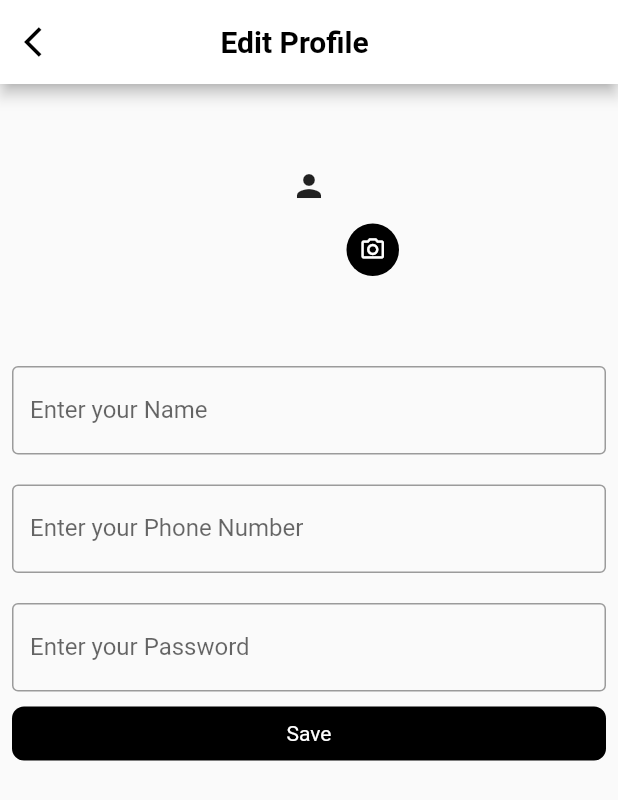
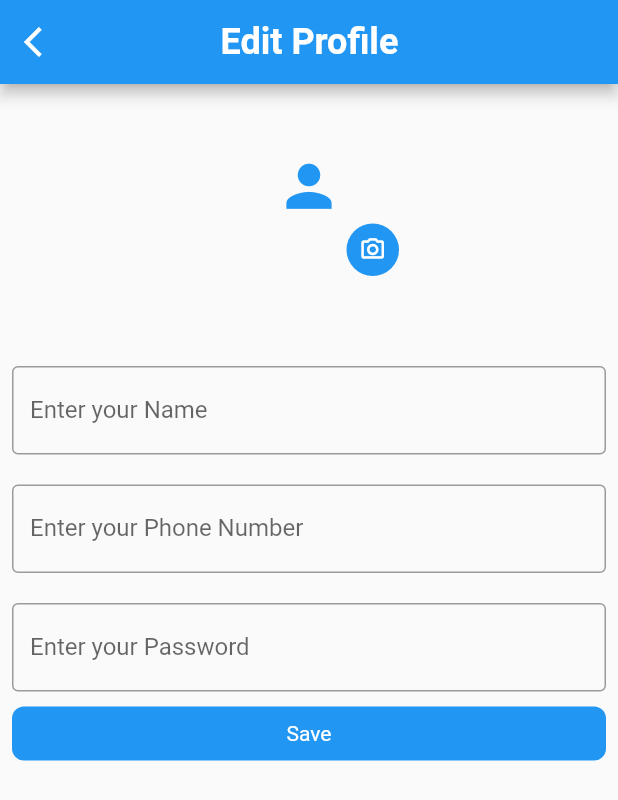
Before and after one commit to Pranikaa/Eyephoria, a Flutter app: the UpdateProfilePage screen opened directly, on a phone screen of 412 x 824 dp. Shown: the top 800 px of the screen. Run offline on Flutter 3.47's test engine with Material 2 defaults, Android fonts, the phone set to English and light mode, and no system bars; our stand-ins replace badges, flutter_slidable, get, image_picker, localstorage, shared_preferences; missing offline and left inert: tabnavigator; accounts and stored records are empty; network calls fail; Roboto replaces fonts that are missing (Segoe UI).

Commit message:
edit profile button and edit profile page

```diff
--- a/lib/components/my_button.dart
+++ b/lib/components/my_button.dart
@@ -13,13 +13,13 @@ class MyButton extends StatelessWidget {
       child: Container(
           decoration: BoxDecoration(
             borderRadius: BorderRadius.circular(8),
-            color: Colors.black,
+            color: Colors.blue,
           ),
           width: double.infinity,
           child: Center(
             child: Padding(
               padding: const EdgeInsets.all(10),
-              child: Text(text, style: const TextStyle(color: Colors.white)),
+              child: Text(text, style: const TextStyle(color: Colors.white),),
             ),
           )),
     );
--- a/lib/pages/profile/update_profile.dart
+++ b/lib/pages/profile/update_profile.dart
@@ -26,19 +26,23 @@ class UpdateProfilePage extends StatelessWidget {
         leading: IconButton(
           onPressed:()=>Get.back,
           icon: const Icon(Icons.arrow_back_ios,
-          color: Colors.black,),),
+          color: Colors.white,),),
         title:  const Padding(
           padding: EdgeInsets.only(left: 75),
-          child: Text("Edit Profile",
-            style: TextStyle(
-              fontSize: 20,
-              color: primaryColor,
-              fontWeight: FontWeight.bold
-            ),),
+           child: Text(
+                        'Edit Profile',
+                           style: TextStyle(
+                           fontFamily: 'Segoe UI',
+                           fontSize: 24,
+                           color: Colors.white,
+                           fontWeight: FontWeight.w700,
+                        ),
+                           softWrap: false,
+                        ),),
         ),
 
-        backgroundColor: Colors.white,
-      ),
+       // backgroundColor: Colors.white,
+
       body: SingleChildScrollView(
         child: Container(
           padding: const EdgeInsets.all(8),
@@ -50,7 +54,10 @@ class UpdateProfilePage extends StatelessWidget {
                       width: 120,
                       height: 120,
                       child: ClipRRect(borderRadius: BorderRadius.circular(100),
-                      child:const Icon( Icons.person) ),
+                      child:const Icon(
+                        Icons.person,
+                        color: Colors.blue,
+                        size: 45,)),
                     ),
                     Positioned(
                       bottom: 0,
@@ -60,12 +67,13 @@ class UpdateProfilePage extends StatelessWidget {
                         height: 35,
                         decoration: BoxDecoration(
                           borderRadius: BorderRadius.circular(100),
-                          color:primaryColor,
+                          color:Colors.blue,
                         ),
                         child: const Icon(
                           Icons.camera_alt_outlined,
                           size: 18,
-                          color: Colors.white,),
+                          color: Colors.white,
+                          ),
                       ),
                     ),
                   ],
@@ -78,7 +86,8 @@ class UpdateProfilePage extends StatelessWidget {
                     controller: nameController,
                     myValidator: (value)=>null ,
                     prefixIcon: const Icon(
-                      Icons.person_outline_rounded
+                      Icons.person_outline_rounded,
+                      color: Colors.blue,
                     ),
                     //decoration:const InputDecoration(label: Text("FullName"),prefixIcon: Icon(Icons.person_outline)),
 
@@ -101,7 +110,8 @@ class UpdateProfilePage extends StatelessWidget {
                     ),
                     ),
                     MyButton(onTap: (){},
-                    text: "Save", backgroundColor: [],)
+                    text: "Save", backgroundColor: const [Colors.blueAccent],
+                    ),
                   ],
                 ))
              ],
--- a/lib/pages/tabs/profile_tab.dart
+++ b/lib/pages/tabs/profile_tab.dart
@@ -107,12 +107,11 @@ class ProfileTab extends StatelessWidget {
 
             //edit profile
             const SizedBox(height: 20,),
-
               Center(
                 child: SizedBox(
                   width: 140,
                   child: ElevatedButton(
-                    onPressed: () => UpdateProfilePage(key: key),
+                    onPressed:()=>Get.to(UpdateProfilePage()),
                   style: ElevatedButton.styleFrom(
                     backgroundColor: Colors.blue,
                     side: BorderSide.none,
--- a/pubspec.yaml
+++ b/pubspec.yaml
@@ -45,6 +45,7 @@ dependencies:
   flutter_slidable: ^2.0.0
   khalti: ^1.0.2
   url_launcher: ^6.1.5
+  google_fonts: ^3.0.1
 
 dev_dependencies:
   flutter_test:
```
Also changed, not shown: pubspec.lock, 1 other file. Lines whose indentation alone changed are shown as unchanged.
